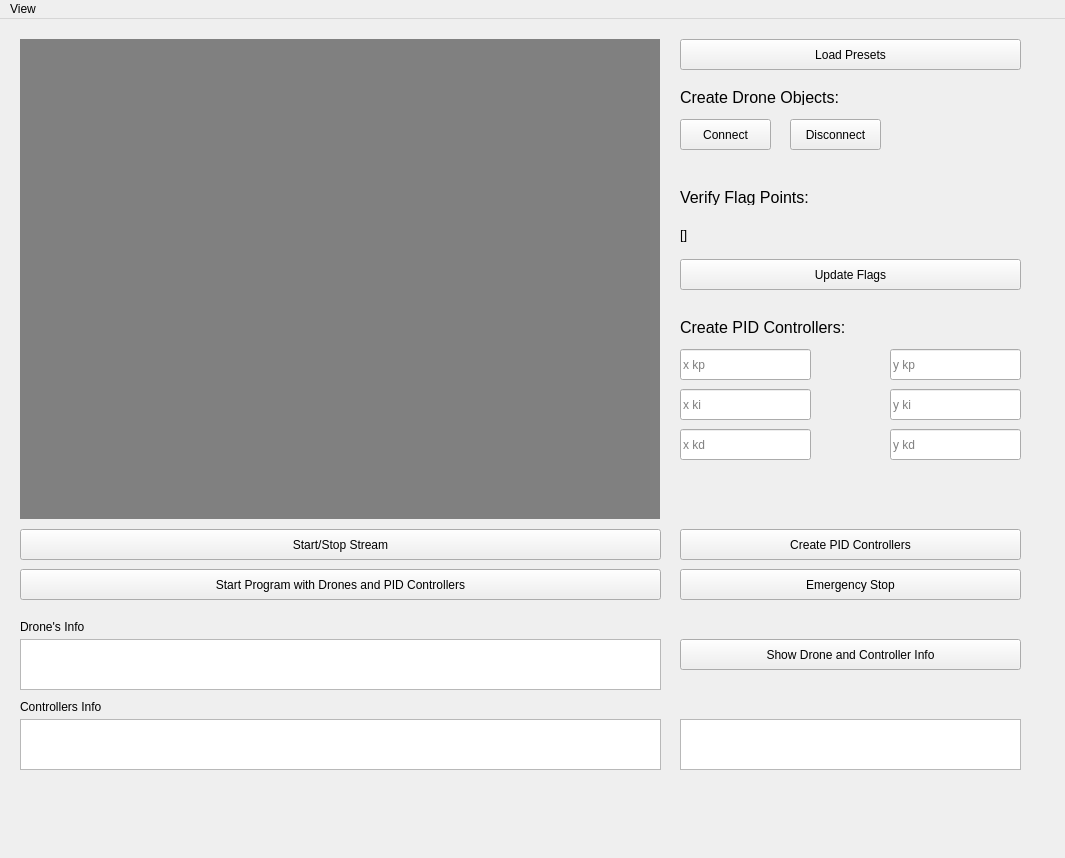
First picture: the form in project/resources/gui_views/swarm_drone.ui, repository aicpslab/Vision-Based-Navigation, before the edit.
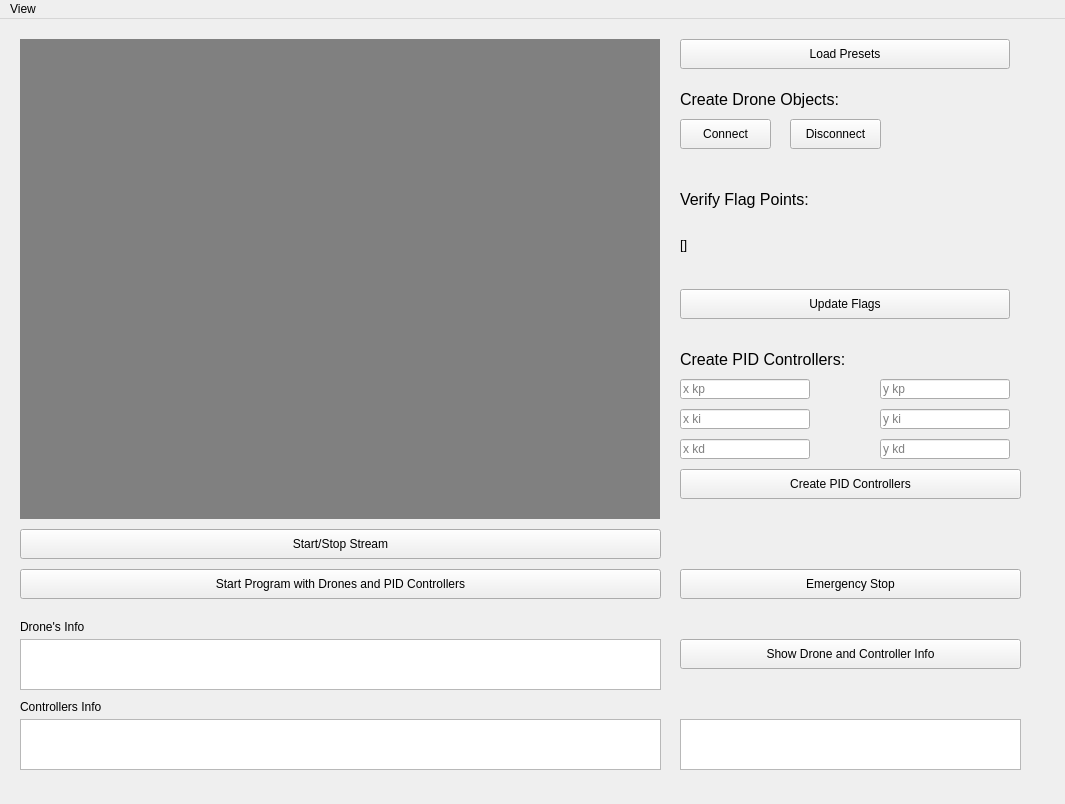
Second picture: the form after the edit.

```diff
--- a/project/resources/gui_views/swarm_drone.ui
+++ b/project/resources/gui_views/swarm_drone.ui
@@ -7,7 +7,7 @@
     <x>0</x>
     <y>0</y>
     <width>1065</width>
-    <height>858</height>
+    <height>804</height>
    </rect>
   </property>
   <property name="windowTitle">
@@ -18,9 +18,9 @@
     <property name="geometry">
      <rect>
       <x>680</x>
-      <y>240</y>
-      <width>341</width>
-      <height>31</height>
+      <y>270</y>
+      <width>330</width>
+      <height>30</height>
      </rect>
     </property>
     <property name="text">
@@ -31,9 +31,9 @@
     <property name="geometry">
      <rect>
       <x>680</x>
-      <y>410</y>
-      <width>131</width>
-      <height>31</height>
+      <y>420</y>
+      <width>130</width>
+      <height>20</height>
      </rect>
     </property>
     <property name="text">
@@ -47,9 +47,9 @@
     <property name="geometry">
      <rect>
       <x>680</x>
-      <y>510</y>
+      <y>450</y>
       <width>341</width>
-      <height>31</height>
+      <height>30</height>
      </rect>
     </property>
     <property name="text">
@@ -62,7 +62,7 @@
       <x>20</x>
       <y>550</y>
       <width>641</width>
-      <height>31</height>
+      <height>30</height>
      </rect>
     </property>
     <property name="text">
@@ -72,10 +72,10 @@
    <widget class="QLineEdit" name="lineEdit_y_ki">
     <property name="geometry">
      <rect>
-      <x>890</x>
-      <y>370</y>
-      <width>131</width>
-      <height>31</height>
+      <x>880</x>
+      <y>390</y>
+      <width>130</width>
+      <height>20</height>
      </rect>
     </property>
     <property name="text">
@@ -91,7 +91,7 @@
       <x>680</x>
       <y>100</y>
       <width>91</width>
-      <height>31</height>
+      <height>30</height>
      </rect>
     </property>
     <property name="text">
@@ -104,7 +104,7 @@
       <x>790</x>
       <y>100</y>
       <width>91</width>
-      <height>31</height>
+      <height>30</height>
      </rect>
     </property>
     <property name="text">
@@ -114,10 +114,10 @@
    <widget class="QLineEdit" name="lineEdit_y_kd">
     <property name="geometry">
      <rect>
-      <x>890</x>
-      <y>410</y>
-      <width>131</width>
-      <height>31</height>
+      <x>880</x>
+      <y>420</y>
+      <width>130</width>
+      <height>20</height>
      </rect>
     </property>
     <property name="text">
@@ -133,7 +133,7 @@
       <x>680</x>
       <y>70</y>
       <width>211</width>
-      <height>16</height>
+      <height>20</height>
      </rect>
     </property>
     <property name="font">
@@ -151,7 +151,7 @@
       <x>680</x>
       <y>550</y>
       <width>341</width>
-      <height>31</height>
+      <height>30</height>
      </rect>
     </property>
     <property name="text">
@@ -163,8 +163,8 @@
      <rect>
       <x>680</x>
       <y>20</y>
-      <width>341</width>
-      <height>31</height>
+      <width>330</width>
+      <height>30</height>
      </rect>
     </property>
     <property name="text">
@@ -175,9 +175,9 @@
     <property name="geometry">
      <rect>
       <x>680</x>
-      <y>300</y>
+      <y>330</y>
       <width>211</width>
-      <height>16</height>
+      <height>20</height>
      </rect>
     </property>
     <property name="font">
@@ -193,9 +193,9 @@
     <property name="geometry">
      <rect>
       <x>680</x>
-      <y>370</y>
-      <width>131</width>
-      <height>31</height>
+      <y>390</y>
+      <width>130</width>
+      <height>20</height>
      </rect>
     </property>
     <property name="text">
@@ -209,9 +209,9 @@
     <property name="geometry">
      <rect>
       <x>680</x>
-      <y>330</y>
-      <width>131</width>
-      <height>31</height>
+      <y>360</y>
+      <width>130</width>
+      <height>20</height>
      </rect>
     </property>
     <property name="text">
@@ -261,7 +261,7 @@
       <x>680</x>
       <y>170</y>
       <width>211</width>
-      <height>16</height>
+      <height>20</height>
      </rect>
     </property>
     <property name="font">
@@ -276,10 +276,10 @@
    <widget class="QLineEdit" name="lineEdit_y_kp">
     <property name="geometry">
      <rect>
-      <x>890</x>
-      <y>330</y>
-      <width>131</width>
-      <height>31</height>
+      <x>880</x>
+      <y>360</y>
+      <width>130</width>
+      <height>20</height>
      </rect>
     </property>
     <property name="text">
@@ -295,7 +295,7 @@
       <x>680</x>
       <y>200</y>
       <width>341</width>
-      <height>31</height>
+      <height>50</height>
      </rect>
     </property>
     <property name="font">
@@ -313,7 +313,7 @@
       <x>20</x>
       <y>510</y>
       <width>641</width>
-      <height>31</height>
+      <height>30</height>
      </rect>
     </property>
     <property name="text">
@@ -372,7 +372,7 @@
       <x>680</x>
       <y>620</y>
       <width>341</width>
-      <height>31</height>
+      <height>30</height>
      </rect>
     </property>
     <property name="text">
```
Left out of the diff: 27 changed lines with no effect on the pictures.
